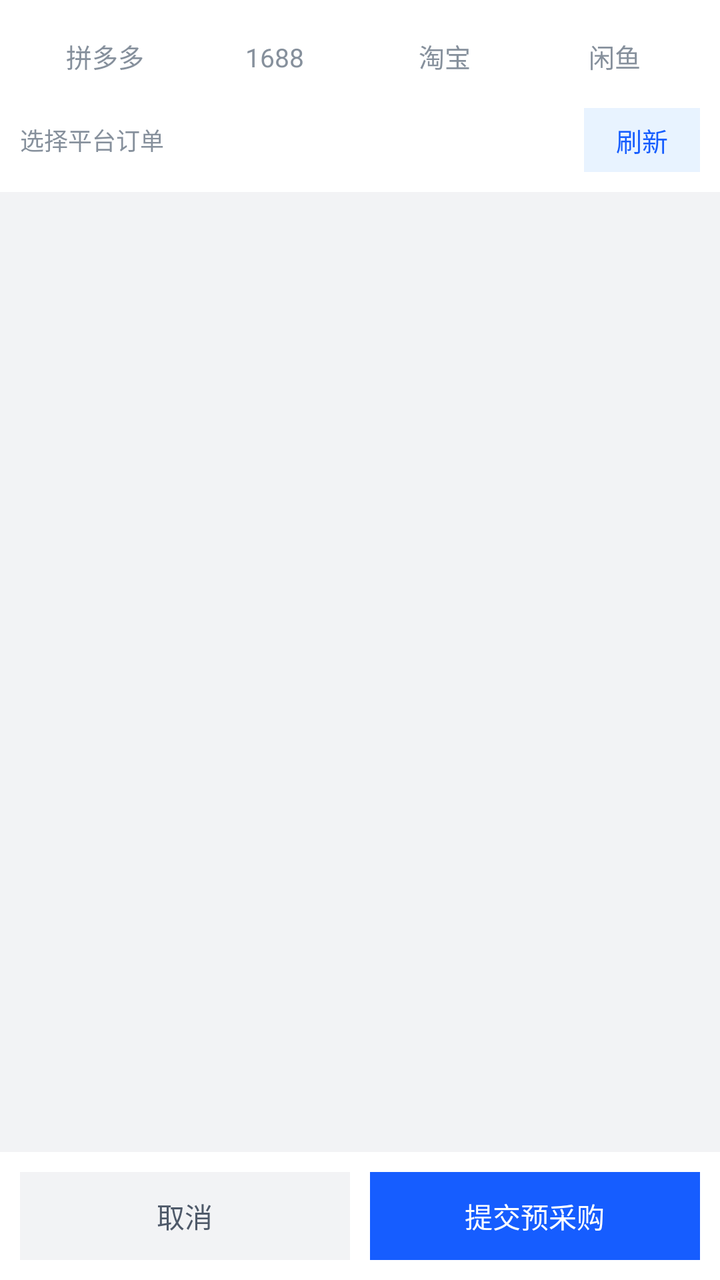
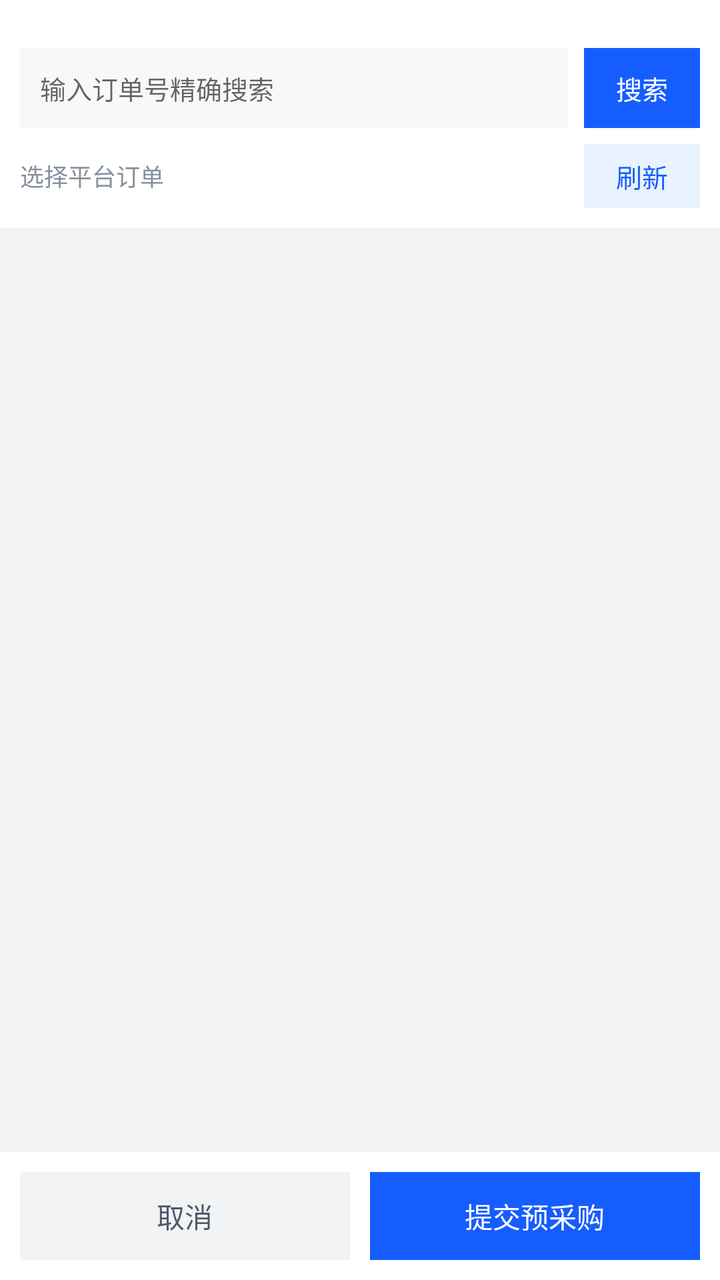

Two renders of the same Android screen: before a commit and after it. Below are the layout's source before the change and the commit's diff.
<!-- AndroidManifest.xml: application theme AppTheme -->
<!-- res/layout/activity_pre_purchase_create.xml -->
<?xml version="1.0" encoding="utf-8"?>
<LinearLayout xmlns:android="http://schemas.android.com/apk/res/android"
    android:layout_width="match_parent"
    android:layout_height="match_parent"
    android:orientation="vertical"
    android:background="#f2f3f5">

    <LinearLayout
        android:layout_width="match_parent"
        android:layout_height="wrap_content"
        android:orientation="vertical"
        android:background="#ffffff"
        android:padding="10dp">

        <LinearLayout
            android:layout_width="match_parent"
            android:layout_height="wrap_content"
            android:orientation="horizontal">

            <TextView android:id="@+id/ppcPlatPdd" android:layout_width="0dp" android:layout_height="36dp"
                android:layout_weight="1" android:gravity="center" android:text="拼多多" android:textSize="13sp" android:textColor="#86909c" />
            <TextView android:id="@+id/ppcPlat1688" android:layout_width="0dp" android:layout_height="36dp"
                android:layout_weight="1" android:gravity="center" android:text="1688" android:textSize="13sp" android:textColor="#86909c" />
            <TextView android:id="@+id/ppcPlatTaobao" android:layout_width="0dp" android:layout_height="36dp"
                android:layout_weight="1" android:gravity="center" android:text="淘宝" android:textSize="13sp" android:textColor="#86909c" />
            <TextView android:id="@+id/ppcPlatXianyu" android:layout_width="0dp" android:layout_height="36dp"
                android:layout_weight="1" android:gravity="center" android:text="闲鱼" android:textSize="13sp" android:textColor="#86909c" />
        </LinearLayout>

        <LinearLayout
            android:layout_width="match_parent"
            android:layout_height="wrap_content"
            android:orientation="horizontal"
            android:gravity="center_vertical"
            android:layout_marginTop="8dp">

            <TextView android:id="@+id/ppcHint" android:layout_width="0dp" android:layout_height="wrap_content"
                android:layout_weight="1" android:text="选择平台订单" android:textColor="#86909c" android:textSize="12sp" />
            <TextView android:id="@+id/ppcRefresh" android:layout_width="wrap_content" android:layout_height="32dp"
                android:gravity="center" android:paddingHorizontal="16dp" android:text="刷新" android:textSize="13sp"
                android:textColor="#165dff" android:background="#e8f3ff" />
        </LinearLayout>
    </LinearLayout>

    <ScrollView
        android:id="@+id/ppcScroll"
        android:layout_width="match_parent"
        android:layout_height="0dp"
        android:layout_weight="1"
        android:fillViewport="true">
        <LinearLayout
            android:id="@+id/ppcList"
            android:layout_width="match_parent"
            android:layout_height="wrap_content"
            android:orientation="vertical"
            android:padding="10dp" />
    </ScrollView>

    <LinearLayout
        android:layout_width="match_parent"
        android:layout_height="wrap_content"
        android:orientation="horizontal"
        android:background="#ffffff"
        android:padding="10dp">

        <TextView android:id="@+id/ppcCancel" android:layout_width="0dp" android:layout_height="44dp"
            android:layout_weight="1" android:gravity="center" android:text="取消" android:textColor="#4e5969"
            android:textSize="14sp" android:background="#f2f3f5" />
        <TextView android:id="@+id/ppcSubmit" android:layout_width="0dp" android:layout_height="44dp"
            android:layout_weight="1" android:layout_marginStart="10dp" android:gravity="center"
            android:text="提交预采购" android:textColor="#ffffff" android:textSize="14sp" android:background="#165dff" />
    </LinearLayout>
</LinearLayout>
<!-- resources referenced by this layout -->
<resources>
  <style name="AppTheme" parent="android:Theme.Material.Light.NoActionBar">
          <item name="android:statusBarColor">#165dff</item>
          <item name="android:navigationBarColor">#ffffff</item>
          <item name="android:windowBackground">#f2f3f5</item>
      </style>
</resources>

<!-- the commit's change to res/layout/activity_pre_purchase_create.xml (unified diff, before → after) -->
@@ -12,19 +12,62 @@
         android:background="#ffffff"
         android:padding="10dp">
 
+        
+        <HorizontalScrollView
+            android:layout_width="match_parent"
+            android:layout_height="wrap_content"
+            android:scrollbars="none">
+            <LinearLayout
+                android:id="@+id/ppcPlatformTabs"
+                android:layout_width="wrap_content"
+                android:layout_height="wrap_content"
+                android:orientation="horizontal" />
+        </HorizontalScrollView>
+
+        
+        <HorizontalScrollView
+            android:layout_width="match_parent"
+            android:layout_height="wrap_content"
+            android:layout_marginTop="6dp"
+            android:scrollbars="none">
+            <LinearLayout
+                android:id="@+id/ppcAccountTabs"
+                android:layout_width="wrap_content"
+                android:layout_height="wrap_content"
+                android:orientation="horizontal" />
+        </HorizontalScrollView>
+
+        
         <LinearLayout
             android:layout_width="match_parent"
             android:layout_height="wrap_content"
-            android:orientation="horizontal">
+            android:orientation="horizontal"
+            android:gravity="center_vertical"
+            android:layout_marginTop="8dp">
 
-            <TextView android:id="@+id/ppcPlatPdd" android:layout_width="0dp" android:layout_height="36dp"
-                android:layout_weight="1" android:gravity="center" android:text="拼多多" android:textSize="13sp" android:textColor="#86909c" />
-            <TextView android:id="@+id/ppcPlat1688" android:layout_width="0dp" android:layout_height="36dp"
-                android:layout_weight="1" android:gravity="center" android:text="1688" android:textSize="13sp" android:textColor="#86909c" />
-            <TextView android:id="@+id/ppcPlatTaobao" android:layout_width="0dp" android:layout_height="36dp"
-                android:layout_weight="1" android:gravity="center" android:text="淘宝" android:textSize="13sp" android:textColor="#86909c" />
-            <TextView android:id="@+id/ppcPlatXianyu" android:layout_width="0dp" android:layout_height="36dp"
-                android:layout_weight="1" android:gravity="center" android:text="闲鱼" android:textSize="13sp" android:textColor="#86909c" />
+            <EditText
+                android:id="@+id/ppcSearchInput"
+                android:layout_width="0dp"
+                android:layout_height="40dp"
+                android:layout_weight="1"
+                android:hint="输入订单号精确搜索"
+                android:textSize="13sp"
+                android:background="#f7f8fa"
+                android:paddingHorizontal="10dp"
+                android:imeOptions="actionSearch"
+                android:inputType="text" />
+
+            <TextView
+                android:id="@+id/ppcSearchBtn"
+                android:layout_width="wrap_content"
+                android:layout_height="40dp"
+                android:layout_marginStart="8dp"
+                android:gravity="center"
+                android:paddingHorizontal="16dp"
+                android:text="搜索"
+                android:textSize="13sp"
+                android:textColor="#ffffff"
+                android:background="#165dff" />
         </LinearLayout>
 
         <LinearLayout
@@ -34,11 +77,24 @@
             android:gravity="center_vertical"
             android:layout_marginTop="8dp">
 
-            <TextView android:id="@+id/ppcHint" android:layout_width="0dp" android:layout_height="wrap_content"
-                android:layout_weight="1" android:text="选择平台订单" android:textColor="#86909c" android:textSize="12sp" />
-            <TextView android:id="@+id/ppcRefresh" android:layout_width="wrap_content" android:layout_height="32dp"
-                android:gravity="center" android:paddingHorizontal="16dp" android:text="刷新" android:textSize="13sp"
-                android:textColor="#165dff" android:background="#e8f3ff" />
+            <TextView
+                android:id="@+id/ppcHint"
+                android:layout_width="0dp"
+                android:layout_height="wrap_content"
+                android:layout_weight="1"
+                android:text="选择平台订单"
+                android:textColor="#86909c"
+                android:textSize="12sp" />
+            <TextView
+                android:id="@+id/ppcRefresh"
+                android:layout_width="wrap_content"
+                android:layout_height="32dp"
+                android:gravity="center"
+                android:paddingHorizontal="16dp"
+                android:text="刷新"
+                android:textSize="13sp"
+                android:textColor="#165dff"
+                android:background="#e8f3ff" />
         </LinearLayout>
     </LinearLayout>
 
@@ -63,11 +119,26 @@
         android:background="#ffffff"
         android:padding="10dp">
 
-        <TextView android:id="@+id/ppcCancel" android:layout_width="0dp" android:layout_height="44dp"
-            android:layout_weight="1" android:gravity="center" android:text="取消" android:textColor="#4e5969"
-            android:textSize="14sp" android:background="#f2f3f5" />
-        <TextView android:id="@+id/ppcSubmit" android:layout_width="0dp" android:layout_height="44dp"
-            android:layout_weight="1" android:layout_marginStart="10dp" android:gravity="center"
-            android:text="提交预采购" android:textColor="#ffffff" android:textSize="14sp" android:background="#165dff" />
+        <TextView
+            android:id="@+id/ppcCancel"
+            android:layout_width="0dp"
+            android:layout_height="44dp"
+            android:layout_weight="1"
+            android:gravity="center"
+            android:text="取消"
+            android:textColor="#4e5969"
+            android:textSize="14sp"
+            android:background="#f2f3f5" />
+        <TextView
+            android:id="@+id/ppcSubmit"
+            android:layout_width="0dp"
+            android:layout_height="44dp"
+            android:layout_weight="1"
+            android:layout_marginStart="10dp"
+            android:gravity="center"
+            android:text="提交预采购"
+            android:textColor="#ffffff"
+            android:textSize="14sp"
+            android:background="#165dff" />
     </LinearLayout>
 </LinearLayout>
